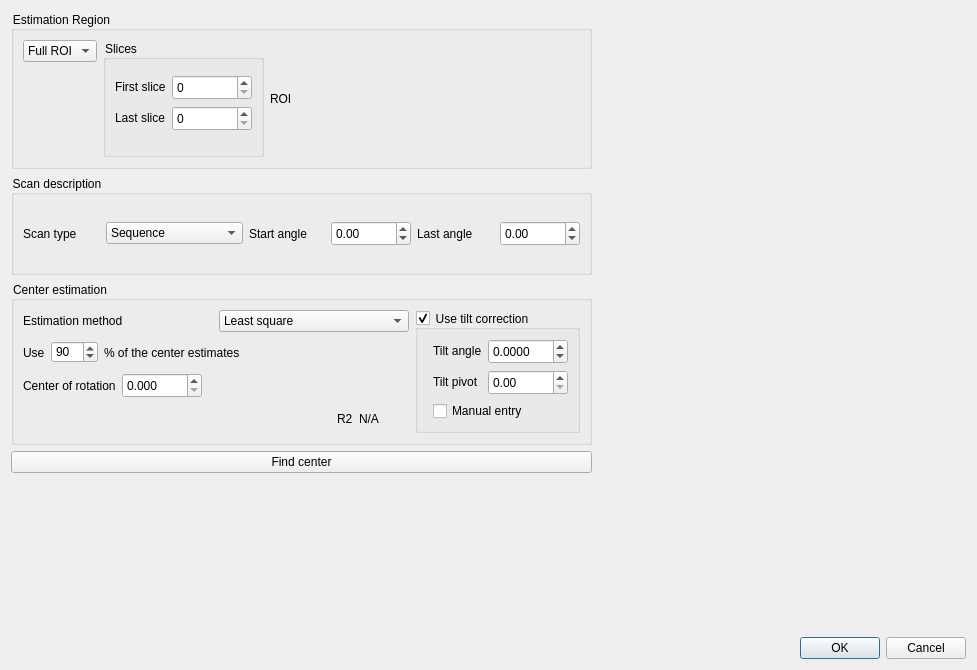
The window that applications/muhrec/src/configuregeometrydialog.ui (neutronimaging/imagingsuite) describes before a commit, drawn with Qt 5.
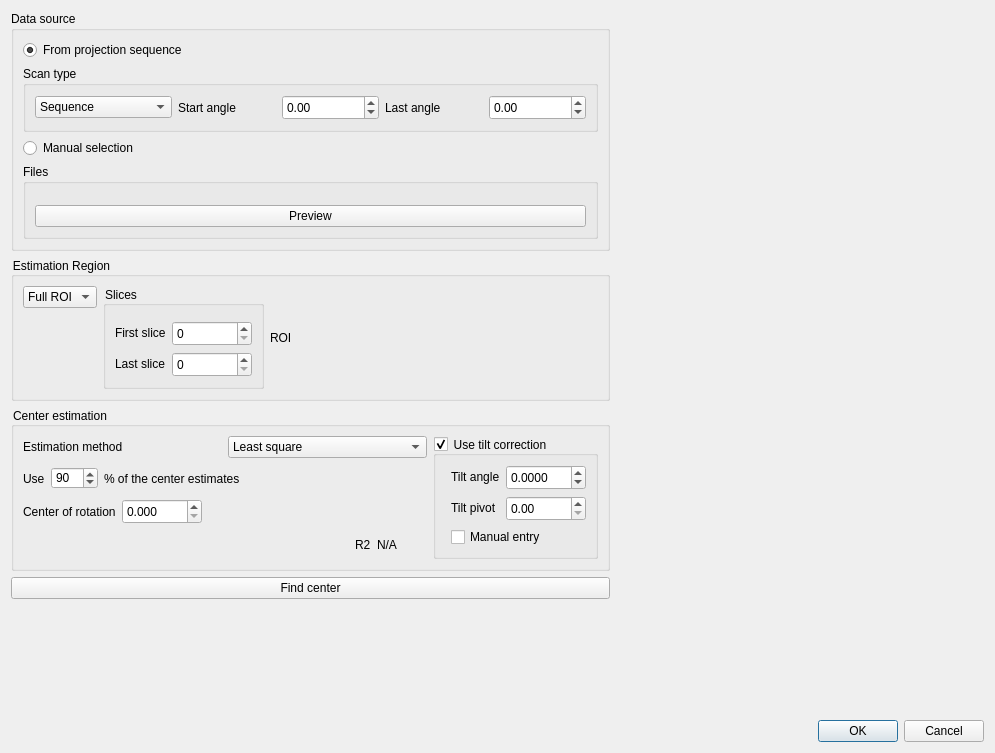
The same window after the commit. Custom widgets are drawn as their Qt base class.

Commit message: Started to add manual file specification and a lot of code clean up.

```diff
--- a/applications/muhrec/src/configuregeometrydialog.ui
+++ b/applications/muhrec/src/configuregeometrydialog.ui
@@ -6,8 +6,8 @@
    <rect>
     <x>0</x>
     <y>0</y>
-    <width>977</width>
-    <height>670</height>
+    <width>995</width>
+    <height>753</height>
    </rect>
   </property>
   <property name="minimumSize">
@@ -24,6 +24,141 @@
     <layout class="QHBoxLayout" name="horizontalLayout">
      <item>
       <layout class="QVBoxLayout" name="verticalLayout">
+       <item>
+        <widget class="QGroupBox" name="groupBox_4">
+         <property name="title">
+          <string>Data source</string>
+         </property>
+         <layout class="QVBoxLayout" name="verticalLayout_7">
+          <item>
+           <widget class="QRadioButton" name="radioButton_fromProjections">
+            <property name="text">
+             <string>From projection sequence</string>
+            </property>
+            <property name="checked">
+             <bool>true</bool>
+            </property>
+           </widget>
+          </item>
+          <item>
+           <widget class="QGroupBox" name="groupBox_scanType">
+            <property name="title">
+             <string>Scan type</string>
+            </property>
+            <layout class="QHBoxLayout" name="horizontalLayout_2">
+             <item>
+              <layout class="QHBoxLayout" name="horizontalLayout_sequenceDecription">
+               <item>
+                <widget class="QComboBox" name="comboScanType">
+                 <property name="toolTip">
+                  <string>Scanning secquence. Needed to find opposite projection.</string>
+                 </property>
+                 <item>
+                  <property name="text">
+                   <string>Sequence</string>
+                  </property>
+                 </item>
+                 <item>
+                  <property name="text">
+                   <string>Golden ratio</string>
+                  </property>
+                 </item>
+                 <item>
+                  <property name="text">
+                   <string>Inverse golden ratio</string>
+                  </property>
+                 </item>
+                </widget>
+               </item>
+               <item>
+                <widget class="QLabel" name="label_6">
+                 <property name="text">
+                  <string>Start angle</string>
+                 </property>
+                </widget>
+               </item>
+               <item>
+                <widget class="QDoubleSpinBox" name="dspinAngleFirst">
+                 <property name="minimumSize">
+                  <size>
+                   <width>80</width>
+                   <height>25</height>
+                  </size>
+                 </property>
+                 <property name="toolTip">
+                  <string>First acquisition angle</string>
+                 </property>
+                 <property name="minimum">
+                  <double>-720.000000000000000</double>
+                 </property>
+                 <property name="maximum">
+                  <double>720.000000000000000</double>
+                 </property>
+                </widget>
+               </item>
+               <item>
+                <widget class="QLabel" name="label_7">
+                 <property name="text">
+                  <string>Last angle</string>
+                 </property>
+                </widget>
+               </item>
+               <item>
+                <widget class="QDoubleSpinBox" name="dspinAngleLast">
+                 <property name="minimumSize">
+                  <size>
+                   <width>80</width>
+                   <height>25</height>
+                  </size>
+                 </property>
+                 <property name="toolTip">
+                  <string>Last acquisition angle</string>
+                 </property>
+                 <property name="minimum">
+                  <double>-720.000000000000000</double>
+                 </property>
+                 <property name="maximum">
+                  <double>720.000000000000000</double>
+                 </property>
+                </widget>
+               </item>
+              </layout>
+             </item>
+            </layout>
+           </widget>
+          </item>
+          <item>
+           <widget class="QRadioButton" name="radioButton_manualSelection">
+            <property name="text">
+             <string>Manual selection</string>
+            </property>
+           </widget>
+          </item>
+          <item>
+           <widget class="QGroupBox" name="groupBox_fileSelection">
+            <property name="title">
+             <string>Files</string>
+            </property>
+            <layout class="QVBoxLayout" name="verticalLayout_5">
+             <item>
+              <widget class="SingleFileForm" name="widget_projection0deg" native="true"/>
+             </item>
+             <item>
+              <widget class="SingleFileForm" name="widget_projection180deg" native="true"/>
+             </item>
+             <item>
+              <widget class="QPushButton" name="pushButton_loadImages">
+               <property name="text">
+                <string>Preview</string>
+               </property>
+              </widget>
+             </item>
+            </layout>
+           </widget>
+          </item>
+         </layout>
+        </widget>
+       </item>
        <item>
         <widget class="QGroupBox" name="groupBox">
          <property name="minimumSize">
@@ -167,109 +302,6 @@
          </layout>
         </widget>
        </item>
-       <item>
-        <widget class="QGroupBox" name="groupBox_3">
-         <property name="minimumSize">
-          <size>
-           <width>0</width>
-           <height>100</height>
-          </size>
-         </property>
-         <property name="styleSheet">
-          <string notr="true">QGroupBox {font-size:13}</string>
-         </property>
-         <property name="title">
-          <string>Scan description</string>
-         </property>
-         <layout class="QVBoxLayout" name="verticalLayout_5">
-          <item>
-           <layout class="QHBoxLayout" name="horizontalLayout_2">
-            <item>
-             <widget class="QLabel" name="label_5">
-              <property name="text">
-               <string>Scan type</string>
-              </property>
-             </widget>
-            </item>
-            <item>
-             <widget class="QComboBox" name="comboScanType">
-              <property name="toolTip">
-               <string>Scanning secquence. Needed to find opposite projection.</string>
-              </property>
-              <item>
-               <property name="text">
-                <string>Sequence</string>
-               </property>
-              </item>
-              <item>
-               <property name="text">
-                <string>Golden ratio</string>
-               </property>
-              </item>
-              <item>
-               <property name="text">
-                <string>Inverse golden ratio</string>
-               </property>
-              </item>
-             </widget>
-            </item>
-            <item>
-             <widget class="QLabel" name="label_6">
-              <property name="text">
-               <string>Start angle</string>
-              </property>
-             </widget>
-            </item>
-            <item>
-             <widget class="QDoubleSpinBox" name="dspinAngleFirst">
-              <property name="minimumSize">
-               <size>
-                <width>80</width>
-                <height>25</height>
-               </size>
-              </property>
-              <property name="toolTip">
-               <string>First acquisition angle</string>
-              </property>
-              <property name="minimum">
-               <double>-720.000000000000000</double>
-              </property>
-              <property name="maximum">
-               <double>720.000000000000000</double>
-              </property>
-             </widget>
-            </item>
-            <item>
-             <widget class="QLabel" name="label_7">
-              <property name="text">
-               <string>Last angle</string>
-              </property>
-             </widget>
-            </item>
-            <item>
-             <widget class="QDoubleSpinBox" name="dspinAngleLast">
-              <property name="minimumSize">
-               <size>
-                <width>80</width>
-                <height>25</height>
-               </size>
-              </property>
-              <property name="toolTip">
-               <string>Last acquisition angle</string>
-              </property>
-              <property name="minimum">
-               <double>-720.000000000000000</double>
-              </property>
-              <property name="maximum">
-               <double>720.000000000000000</double>
-              </property>
-             </widget>
-            </item>
-           </layout>
-          </item>
-         </layout>
-        </widget>
-       </item>
        <item>
         <widget class="QGroupBox" name="groupBox_2">
          <property name="styleSheet">
@@ -560,6 +592,19 @@
          </property>
         </widget>
        </item>
+       <item>
+        <spacer name="verticalSpacer_3">
+         <property name="orientation">
+          <enum>Qt::Vertical</enum>
+         </property>
+         <property name="sizeHint" stdset="0">
+          <size>
+           <width>20</width>
+           <height>40</height>
+          </size>
+         </property>
+        </spacer>
+       </item>
        <item>
         <spacer name="verticalSpacer">
          <property name="orientation">
@@ -609,6 +654,12 @@
     <signal>levelsChanged(float,float)</signal>
    </slots>
   </customwidget>
+  <customwidget>
+   <class>SingleFileForm</class>
+   <extends>QWidget</extends>
+   <header location="global">singlefileform.h</header>
+   <container>1</container>
+  </customwidget>
  </customwidgets>
  <resources/>
  <connections>
```
The commit also changes 2 other files.
